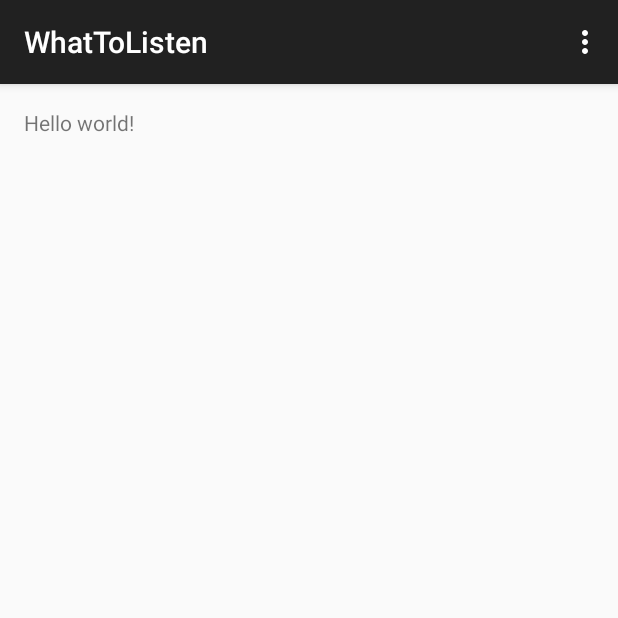
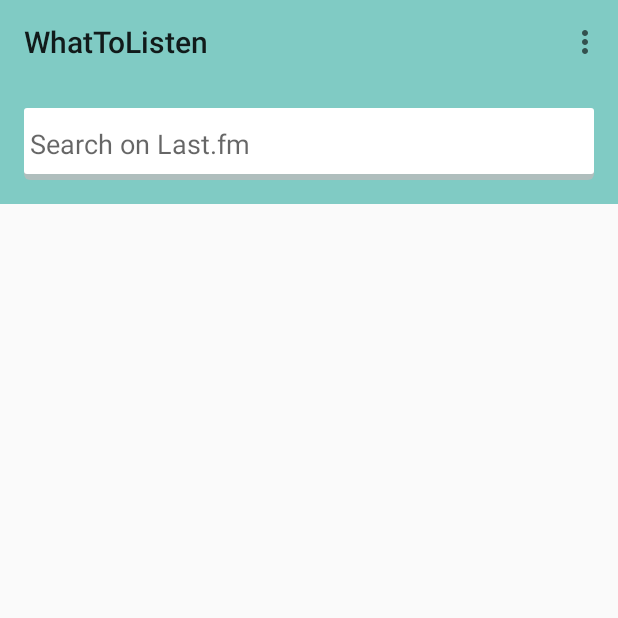
Before and after one commit to skir/WhatToListen, an Android app: the screen it shows after launch (MainActivity), on a phone screen of 412 x 824 dp, the top half of it. Run offline under Robolectric (Android 15) with nearby library versions, the phone set to English and light mode, and no system bars.

Commit message:
search bar design

```diff
--- a/app/src/main/java/com/afsj/whattolisten/MainActivity.java
+++ b/app/src/main/java/com/afsj/whattolisten/MainActivity.java
@@ -2,23 +2,47 @@ package com.afsj.whattolisten;
 
 import android.support.v7.app.ActionBarActivity;
 import android.os.Bundle;
+import android.support.v7.widget.Toolbar;
+import android.util.Log;
+import android.view.KeyEvent;
 import android.view.Menu;
+import android.view.MenuInflater;
 import android.view.MenuItem;
+import android.view.inputmethod.EditorInfo;
+import android.widget.EditText;
+import android.widget.TextView;
 
 
 public class MainActivity extends ActionBarActivity {
+
+    private static final String LOG_TAG = "MainActivity";
 
     @Override
     protected void onCreate(Bundle savedInstanceState) {
         super.onCreate(savedInstanceState);
         setContentView(R.layout.activity_main);
+
+        Toolbar toolbar = (Toolbar) findViewById(R.id.toolbar);
+        setSupportActionBar(toolbar);
+
+        ((EditText) findViewById(R.id.search_edittext)).setOnEditorActionListener(new TextView.OnEditorActionListener() {
+            @Override
+            public boolean onEditorAction(TextView v, int actionId, KeyEvent event) {
+                if(actionId == EditorInfo.IME_ACTION_SEARCH){
+                    search(v.getText().toString());
+                    return true;
+                }
+                return false;
+            }
+        });
     }
 
 
     @Override
     public boolean onCreateOptionsMenu(Menu menu) {
         // Inflate the menu; this adds items to the action bar if it is present.
-        getMenuInflater().inflate(R.menu.menu_main, menu);
+        MenuInflater inflater = new MenuInflater(this);
+        inflater.inflate(R.menu.menu_main, menu);
         return true;
     }
 
@@ -36,4 +60,8 @@ public class MainActivity extends ActionBarActivity {
 
         return super.onOptionsItemSelected(item);
     }
+
+    public void search(String query){
+        Log.e(LOG_TAG,query);
+    }
 }
--- /dev/null
+++ b/app/src/main/res/drawable/search.xml
@@ -0,0 +1,20 @@
+<?xml version="1.0" encoding="utf-8"?>
+<layer-list xmlns:android="http://schemas.android.com/apk/res/android">
+    <item>
+        <shape android:shape="rectangle">
+            <solid android:color="#CABBBBBB"/>
+            <corners android:radius="4dp" />
+        </shape>
+    </item>
+
+    <item
+        android:left="0dp"
+        android:right="0dp"
+        android:top="0dp"
+        android:bottom="4dp">
+        <shape android:shape="rectangle">
+            <solid android:color="@android:color/white"/>
+            <corners android:radius="2dp" />
+        </shape>
+    </item>
+</layer-list>
--- a/app/src/main/res/layout/activity_main.xml
+++ b/app/src/main/res/layout/activity_main.xml
@@ -1,11 +1,34 @@
-<RelativeLayout xmlns:android="http://schemas.android.com/apk/res/android"
+<LinearLayout xmlns:android="http://schemas.android.com/apk/res/android"
     xmlns:tools="http://schemas.android.com/tools" android:layout_width="match_parent"
-    android:layout_height="match_parent" android:paddingLeft="@dimen/activity_horizontal_margin"
-    android:paddingRight="@dimen/activity_horizontal_margin"
-    android:paddingTop="@dimen/activity_vertical_margin"
-    android:paddingBottom="@dimen/activity_vertical_margin" tools:context=".MainActivity">
+    android:layout_height="match_parent" tools:context=".MainActivity"
+    android:orientation="vertical"
+    android:background="@color/material_deep_teal_200">
 
-    <TextView android:text="@string/hello_world" android:layout_width="wrap_content"
-        android:layout_height="wrap_content" />
+    <android.support.v7.widget.Toolbar
+        android:id="@+id/toolbar"
+        android:layout_width="match_parent"
+        android:layout_height="?attr/actionBarSize"
+        android:background="@android:color/transparent" />
 
-</RelativeLayout>
+        <EditText
+            android:layout_width="match_parent"
+            android:layout_height="48dp"
+            android:id="@+id/search_edittext"
+            android:layout_marginBottom="16dp"
+            android:layout_marginLeft="16dp"
+            android:layout_marginRight="16dp"
+            android:background="@drawable/search"
+            android:imeOptions="actionSearch"
+            android:lines="1"
+            android:inputType="text"
+            android:padding="4dp"
+            android:layout_marginTop="16dp"
+            android:hint="Search on Last.fm" />
+
+    <ListView
+        android:layout_width="match_parent"
+        android:layout_height="match_parent"
+        android:id="@+id/listView"
+        android:layout_gravity="top|center"
+        android:background="@color/background_material_light" />
+</LinearLayout>
--- /dev/null
+++ b/app/src/main/res/values/colors.xml
@@ -0,0 +1,5 @@
+<?xml version="1.0" encoding="utf-8"?>
+<resources>
+    <color name="white">#ffffff</color>
+    <color name="dark_grey">#ff313131</color>
+</resources>
--- a/app/src/main/res/values/styles.xml
+++ b/app/src/main/res/values/styles.xml
@@ -1,7 +1,7 @@
 <resources>
 
     <!-- Base application theme. -->
-    <style name="AppTheme" parent="Theme.AppCompat.Light.DarkActionBar">
+    <style name="AppTheme" parent="Theme.AppCompat.Light.NoActionBar">
         <!-- Customize your theme here. -->
     </style>
 
```
Also changed, not shown: 1 other file.
